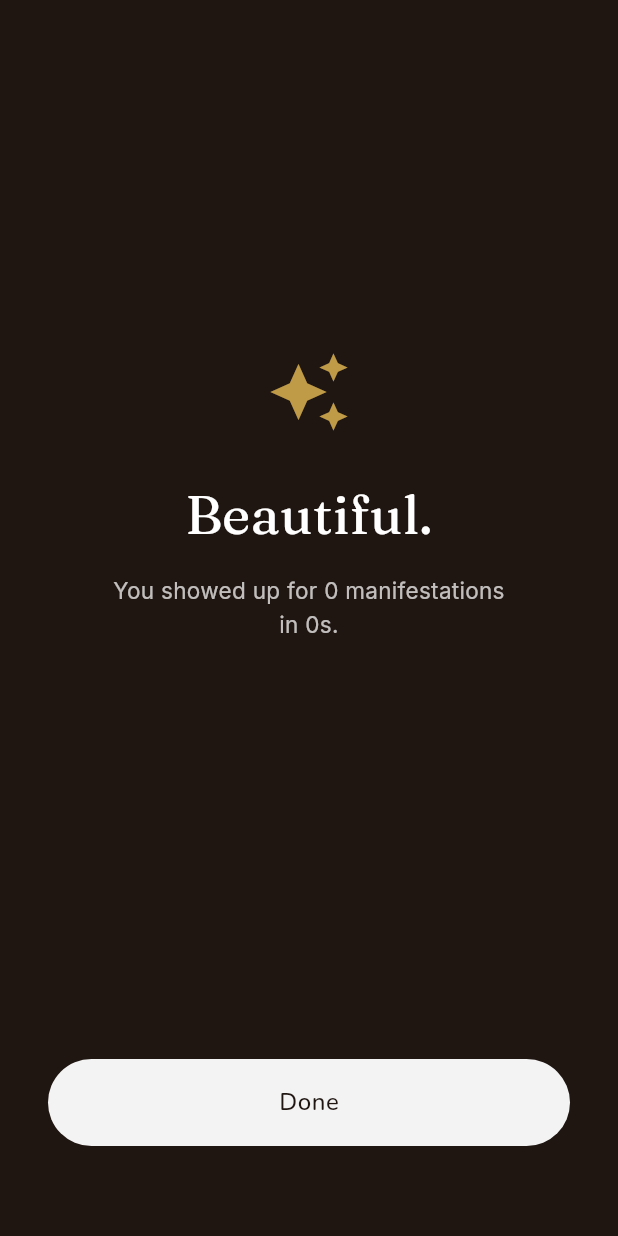
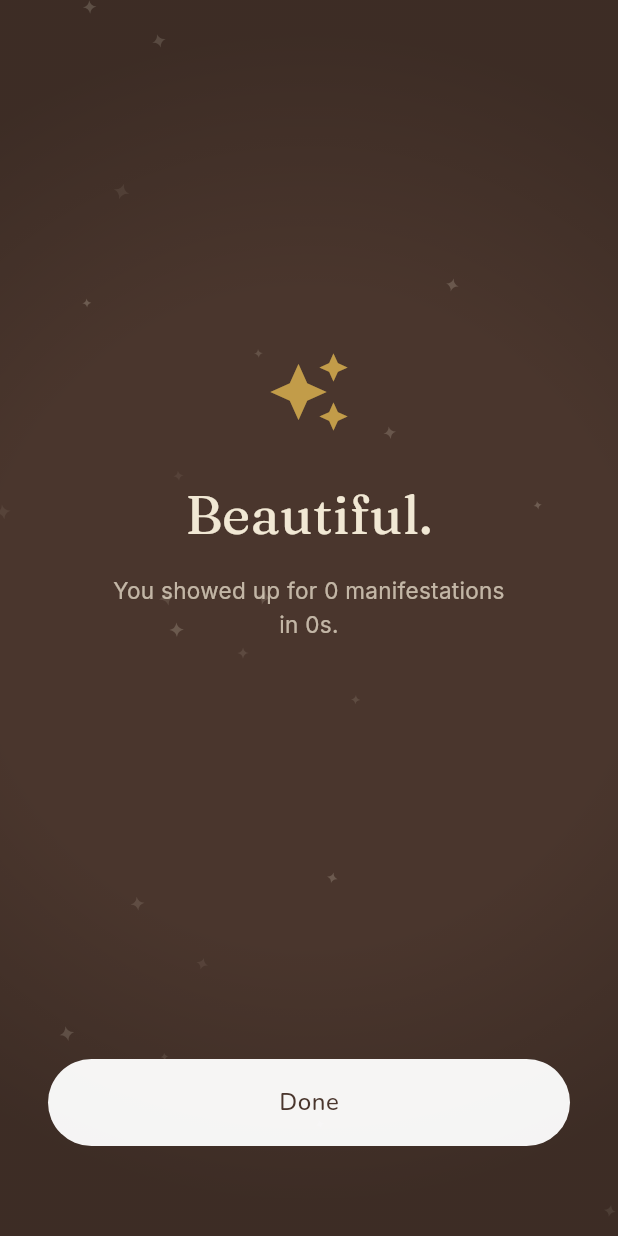
Before and after one commit to tinkerbox-os/sankalpa, a Flutter app: the _RitualCompleteScreen screen opened directly with empty values, on a phone screen of 412 x 824 dp. Run offline on Flutter 3.47's test engine with Material 3 defaults, Android fonts, the phone set to English and light mode, and no system bars; our stand-ins replace flutter_riverpod, flutter_svg, freezed_annotation, go_router, google_fonts, hive_flutter and 5 more; missing offline and left inert: dart:js_interop; accounts and stored records are empty; network calls fail.

Commit message:
fix(ritual): keep the completion screen on the day's colour
The finished view used a hard-coded dark chocolate scaffold, so finishing a sage or mint ritual jumped to the default palette. Pass the session-locked theme through and paint the complete screen with the same backdrop, type colour, and ambient treatment as the cards.

Co-authored-by: Cursor <cursoragent@cursor.com>

```diff
--- a/lib/features/ritual/ritual_screen.dart
+++ b/lib/features/ritual/ritual_screen.dart
@@ -176,6 +176,7 @@ class _RitualScreenState extends ConsumerState<RitualScreen> {
         pageBuilder: (ctx, anim, _) => _RitualCompleteScreen(
           cardsRead: _maxIndexReached + 1,
           duration: duration,
+          themeId: _lockedThemeId,
           onDone: () => Navigator.of(ctx).pop(),
         ),
         transitionsBuilder: (_, anim, _, child) {
@@ -766,11 +767,13 @@ class _RitualCompleteScreen extends StatelessWidget {
   const _RitualCompleteScreen({
     required this.cardsRead,
     required this.duration,
+    required this.themeId,
     required this.onDone,
   });
 
   final int cardsRead;
   final Duration duration;
+  final String themeId;
   final VoidCallback onDone;
 
   String _formatDuration(Duration d) {
@@ -782,9 +785,27 @@ class _RitualCompleteScreen extends StatelessWidget {
 
   @override
   Widget build(BuildContext context) {
+    final backdrop = CardBackdropTheme.fromId(themeId);
+    final isDark = backdrop.bg.computeLuminance() < 0.5;
+    // Keep the Done button readable on both the dark mid-tones and the
+    // light pastels without introducing a third accent colour.
+    final buttonBg = isDark
+        ? Colors.white.withValues(alpha: 0.95)
+        : Colors.black.withValues(alpha: 0.88);
+    final buttonFg = isDark ? backdrop.bg : backdrop.text;
+
     return Scaffold(
-      backgroundColor: const Color(0xFF1F1612),
-      body: SafeArea(
+      backgroundColor: backdrop.bg,
+      body: Stack(
+        fit: StackFit.expand,
+        children: [
+          CardAmbientDecoration(
+            kind: backdrop.decoration,
+            color: backdrop.text,
+            intensity: 0.55,
+          ),
+          CardVignette(dark: isDark),
+          SafeArea(
             child: Padding(
               padding: const EdgeInsets.symmetric(horizontal: 32, vertical: 48),
               child: Column(
@@ -796,11 +817,11 @@ class _RitualCompleteScreen extends StatelessWidget {
                     color: Accents.gold.withValues(alpha: 0.95),
                   ),
                   const SizedBox(height: 28),
-              const Text(
+                  Text(
                     'Beautiful.',
                     textAlign: TextAlign.center,
                     style: TextStyle(
-                  color: Colors.white,
+                      color: backdrop.text,
                       fontFamily: 'Fraunces',
                       fontSize: 36,
                       fontWeight: FontWeight.w400,
@@ -812,7 +833,7 @@ class _RitualCompleteScreen extends StatelessWidget {
                     'You showed up for $cardsRead manifestation${cardsRead == 1 ? '' : 's'}\nin ${_formatDuration(duration)}.',
                     textAlign: TextAlign.center,
                     style: TextStyle(
-                  color: Colors.white.withValues(alpha: 0.72),
+                      color: backdrop.text.withValues(alpha: 0.72),
                       fontFamily: 'Inter',
                       fontSize: 15,
                       height: 1.5,
@@ -824,8 +845,8 @@ class _RitualCompleteScreen extends StatelessWidget {
                     width: double.infinity,
                     child: FilledButton(
                       style: FilledButton.styleFrom(
-                    backgroundColor: Colors.white.withValues(alpha: 0.95),
-                    foregroundColor: const Color(0xFF1F1612),
+                        backgroundColor: buttonBg,
+                        foregroundColor: buttonFg,
                         padding: const EdgeInsets.symmetric(vertical: 18),
                         shape: RoundedRectangleBorder(
                           borderRadius: BorderRadius.circular(999),
@@ -847,6 +868,8 @@ class _RitualCompleteScreen extends StatelessWidget {
               ),
             ),
           ),
+        ],
+      ),
     );
   }
 }
```
Lines whose indentation alone changed are shown as unchanged.
